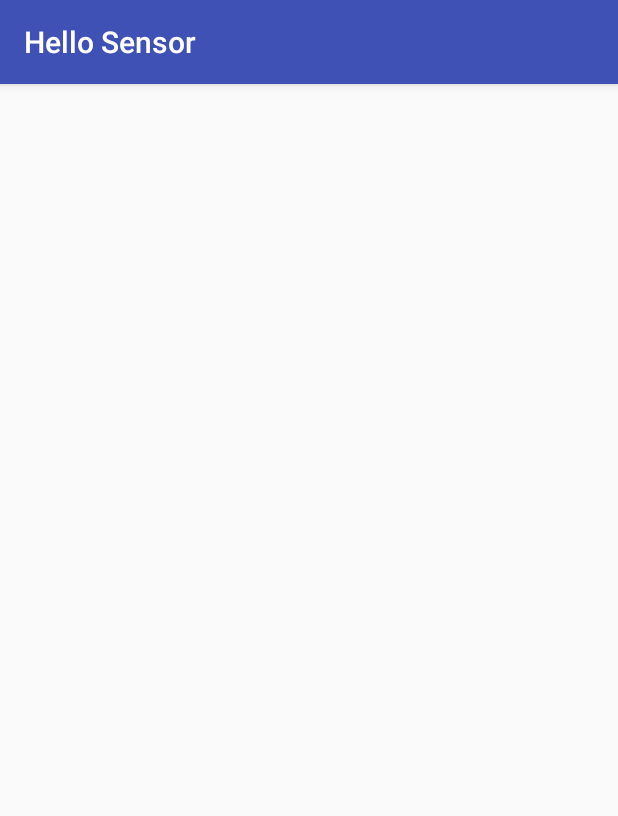
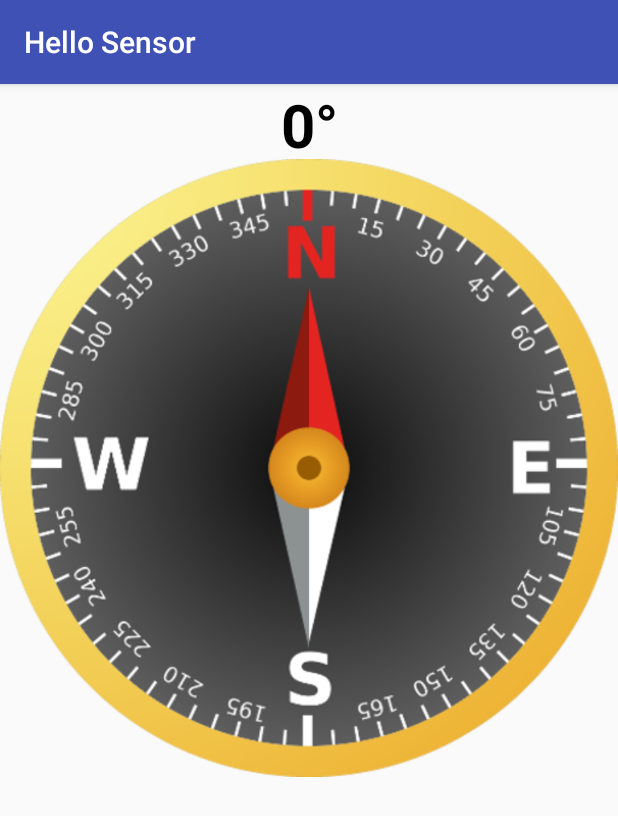
Before and after one commit to JaschaThiel/mamn01-individual-app, an Android app: the CompassActivity screen opened directly, with no data from a screen before it, on a phone screen of 412 x 824 dp. Shown: the top 816 px of the screen. Run offline under Robolectric (Android 15) with nearby library versions, the phone set to English and light mode, and no system bars.

Commit message:
Added the compass activity

```diff
--- a/app/src/main/AndroidManifest.xml
+++ b/app/src/main/AndroidManifest.xml
@@ -16,7 +16,7 @@
                 <category android:name="android.intent.category.LAUNCHER" />
             </intent-filter>
         </activity>
-        <activity android:name=".CompassActivity" />
+        <activity android:name=".CompassActivity" android:screenOrientation="portrait"/>
         <activity android:name=".AccelerometerActivity"></activity>
     </application>
 
--- a/app/src/main/java/com/example/jascha/hellosensor/CompassActivity.java
+++ b/app/src/main/java/com/example/jascha/hellosensor/CompassActivity.java
@@ -1,13 +1,139 @@
 package com.example.jascha.hellosensor;
 
+import android.content.Context;
+import android.content.DialogInterface;
+import android.hardware.Sensor;
+import android.hardware.SensorEvent;
+import android.hardware.SensorEventListener;
+import android.hardware.SensorManager;
+import android.support.v7.app.AlertDialog;
 import android.support.v7.app.AppCompatActivity;
 import android.os.Bundle;
+import android.widget.ImageView;
+import android.widget.TextView;
 
-public class CompassActivity extends AppCompatActivity {
+public class CompassActivity extends AppCompatActivity implements SensorEventListener {
+
+    ImageView compass_img;
+    TextView txt_compass;
+    private int mAzimuth;
+
+    private SensorManager mSensorManager;
+    private Sensor mMagnetometer, mRotationV, mAcc;
+    private boolean haveSensor = false, haveSensor2 = false;
+    private float[] rMat = new float[9];
+    private float[] orientation = new float[3];
+    private float[] mLastAccelerometer = new float[3];
+    private float[] mLastMagnetometer = new float[3];
+    private boolean mLastAccelerometerSet = false;
+    private boolean mLastMagnetometerSet = false;
+
 
     @Override
     protected void onCreate(Bundle savedInstanceState) {
         super.onCreate(savedInstanceState);
         setContentView(R.layout.activity_compass);
+
+        mSensorManager = (SensorManager) getSystemService(Context.SENSOR_SERVICE);
+        compass_img = (ImageView) findViewById(R.id.img_compass);
+        txt_compass = (TextView) findViewById(R.id.txt_azimuth);
+
+        start();
+    }
+
+
+    @Override
+    public void onSensorChanged(SensorEvent event) {
+        if (event.sensor.getType() == Sensor.TYPE_ROTATION_VECTOR) {
+            SensorManager.getRotationMatrixFromVector(rMat, event.values);
+            mAzimuth = (int) (Math.toDegrees(SensorManager.getOrientation(rMat, orientation)[0]) + 360) % 360;
+        }
+
+        if (event.sensor.getType() == Sensor.TYPE_ACCELEROMETER) {
+            System.arraycopy(event.values, 0, mLastAccelerometer, 0, event.values.length);
+            mLastAccelerometerSet = true;
+        } else if (event.sensor.getType() == Sensor.TYPE_MAGNETIC_FIELD) {
+            System.arraycopy(event.values, 0, mLastMagnetometer, 0, event.values.length);
+            mLastMagnetometerSet = true;
+        }
+        if (mLastAccelerometerSet && mLastMagnetometerSet) {
+            SensorManager.getRotationMatrix(rMat, null, mLastAccelerometer, mLastMagnetometer);
+            SensorManager.getOrientation(rMat, orientation);
+            mAzimuth = (int) (Math.toDegrees(SensorManager.getOrientation(rMat, orientation)[0]) + 360) % 360;
+        }
+
+        mAzimuth = Math.round(mAzimuth);
+        compass_img.setRotation(-mAzimuth);
+
+        String where = "NW";
+
+        if (mAzimuth >= 350 || mAzimuth <= 10)
+            where = "N";
+        if (mAzimuth < 350 && mAzimuth > 280)
+            where = "NW";
+        if (mAzimuth <= 280 && mAzimuth > 260)
+            where = "W";
+        if (mAzimuth <= 260 && mAzimuth > 190)
+            where = "SW";
+        if (mAzimuth <= 190 && mAzimuth > 170)
+            where = "S";
+        if (mAzimuth <= 170 && mAzimuth > 100)
+            where = "SE";
+        if (mAzimuth <= 100 && mAzimuth > 80)
+            where = "E";
+        if (mAzimuth <= 80 && mAzimuth > 10)
+            where = "NE";
+
+
+        txt_compass.setText(mAzimuth + "° " + where);
+
+    }
+
+    @Override
+    public void onAccuracyChanged(Sensor sensor, int i) {
+
+    }
+
+    @Override
+    protected void onResume() {
+        super.onResume();
+        mSensorManager.registerListener(this, mAcc, SensorManager.SENSOR_DELAY_NORMAL);
+    }
+
+    @Override
+    protected void onPause() {
+        super.onPause();
+        mSensorManager.unregisterListener(this);
+    }
+
+    private void start() {
+        if (mSensorManager.getDefaultSensor(Sensor.TYPE_ROTATION_VECTOR) == null) {
+            if ((mSensorManager.getDefaultSensor(Sensor.TYPE_ACCELEROMETER) == null) || (mSensorManager.getDefaultSensor(Sensor.TYPE_MAGNETIC_FIELD) == null)) {
+                noSensorsAlert();
+            }
+            else {
+                mAcc = mSensorManager.getDefaultSensor(Sensor.TYPE_ACCELEROMETER);
+                mMagnetometer = mSensorManager.getDefaultSensor(Sensor.TYPE_MAGNETIC_FIELD);
+                haveSensor = mSensorManager.registerListener(this, mAcc, SensorManager.SENSOR_DELAY_UI);
+                haveSensor2 = mSensorManager.registerListener(this, mMagnetometer, SensorManager.SENSOR_DELAY_UI);
+            }
+        }
+        else{
+            mRotationV = mSensorManager.getDefaultSensor(Sensor.TYPE_ROTATION_VECTOR);
+            haveSensor = mSensorManager.registerListener(this, mRotationV, SensorManager.SENSOR_DELAY_UI);
+        }
+    }
+
+    private void noSensorsAlert() {
+        AlertDialog.Builder alertDialog = new AlertDialog.Builder(this);
+        alertDialog.setMessage("Your device doesn't support the Compass.")
+                .setCancelable(false)
+                .setNegativeButton("Close",new DialogInterface.OnClickListener() {
+                    public void onClick(DialogInterface dialog, int id) {
+                        finish();
+                    }
+                });
+        alertDialog.show();
+
     }
 }
--- a/app/src/main/res/layout/activity_compass.xml
+++ b/app/src/main/res/layout/activity_compass.xml
@@ -6,4 +6,22 @@
     android:layout_height="match_parent"
     tools:context="com.example.jascha.hellosensor.CompassActivity">
 
+    <TextView
+        android:layout_width="match_parent"
+        android:layout_height="wrap_content"
+        android:layout_centerHorizontal="true"
+        android:textAlignment="center"
+        android:textSize="40sp"
+        android:textColor="#000"
+        android:textStyle="bold"
+        android:text="0°"
+        android:id="@+id/txt_azimuth"/>
+
+    <ImageView
+        android:layout_width="match_parent"
+        android:layout_height="wrap_content"
+        android:src="@drawable/compass"
+        android:layout_below="@+id/txt_azimuth"
+        android:id="@+id/img_compass"/>
+
 </android.support.constraint.ConstraintLayout>
--- a/build.gradle
+++ b/build.gradle
@@ -7,7 +7,7 @@ buildscript {
         jcenter()
     }
     dependencies {
-        classpath 'com.android.tools.build:gradle:3.1.0'
+        classpath 'com.android.tools.build:gradle:3.1.1'
 
 
         // NOTE: Do not place your application dependencies here; they belong
```
Also changed, not shown: app/src/main/res/drawable/compass.png (added).
